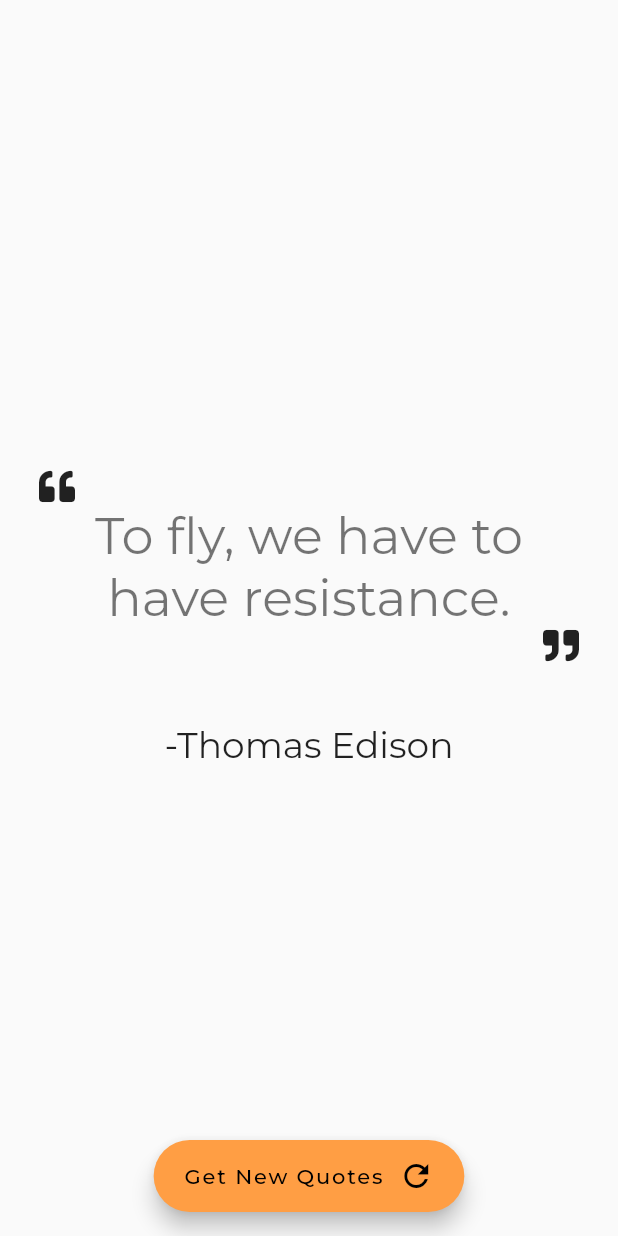
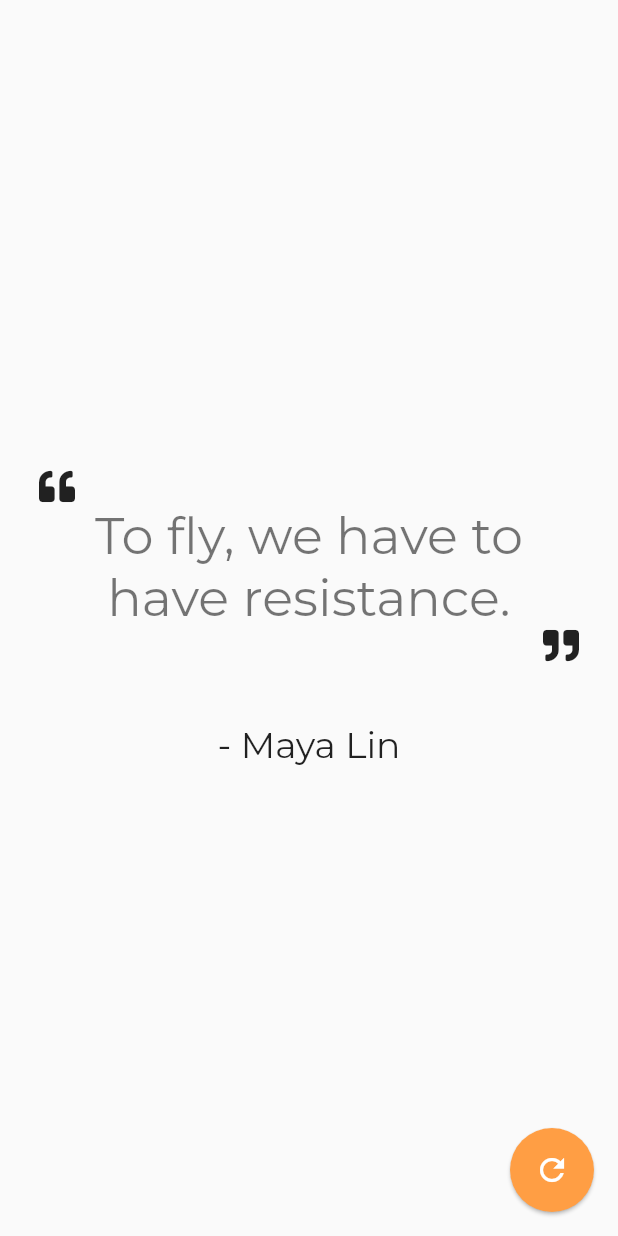
Before and after one commit to peanu77/umatter, a Flutter app: the QuotesPage screen opened directly, on a phone screen of 412 x 824 dp. Run offline on Flutter 3.47's test engine with Material 2 defaults, Android fonts, the phone set to English and light mode, and no system bars; our stand-ins replace audioplayers, cloud_firestore, email_validator, firebase_auth, firebase_core, flutter_svg and 9 more; accounts and stored records are empty.

```diff
--- a/lib/views/quotes_page/quotes_info.dart
+++ b/lib/views/quotes_page/quotes_info.dart
@@ -7,9 +7,7 @@ class QuotesInfoPage {
   });
 
   QuotesInfoPage.fromJson(Map<String, dynamic> json) {
-    text:
     json['text'];
-    author:
     json['author'];
   }
 }
--- a/lib/views/quotes_page/quotes_page.dart
+++ b/lib/views/quotes_page/quotes_page.dart
@@ -1,11 +1,8 @@
 import 'dart:convert';
-
 import 'package:flutter/material.dart';
 import 'package:font_awesome_flutter/font_awesome_flutter.dart';
-
 import 'dart:math';
-
-import '../home_page/my_diary/page/constant/diary_constant.dart';
+import 'package:umatter/views/home_page/my_diary/page/constant/diary_constant.dart';
 
 class QuotesPage extends StatefulWidget {
   const QuotesPage({Key? key}) : super(key: key);
@@ -43,6 +40,7 @@ class _QuotesPageState extends State<QuotesPage> {
                     ),
                     Padding(
                       padding: const EdgeInsets.symmetric(horizontal: 25.0),
+                      // Quotes
                       child: Text(
                         jsonData[randomData(jsonData)]['text'],
                         textAlign: TextAlign.center,
@@ -58,36 +56,25 @@ class _QuotesPageState extends State<QuotesPage> {
                       height: 40.0,
                     ),
                     Text(
-                        "-" + jsonData[index]['author'],
+                      // Author
+                      "- " + jsonData[randomData(jsonData)]['author'],
                       style: Theme.of(context).textTheme.headline5,
                     ),
                   ],
                 ),
               );
-              });
+            },
+          );
         }),
       ),
-      floatingActionButton: FloatingActionButton.extended(
-        backgroundColor: kPrimaryFrmColor,
+      floatingActionButton: FloatingActionButton(
         onPressed: () async {
           setState(() {});
         },
-        tooltip: "Display new quotes",
-        label: Row(children: const [
-          Text(
-            'Get New Quotes',
-            style: TextStyle(color: Colors.black),
+        child: const Icon(Icons.refresh),
+        backgroundColor: kPrimaryFrmColor,
+        elevation: 1.0,
       ),
-          SizedBox(
-            width: 10.0,
-          ),
-          Icon(
-            Icons.refresh,
-            color: Colors.black,
-          ),
-        ]),
-      ),
-      floatingActionButtonLocation: FloatingActionButtonLocation.centerFloat,
     );
   }
 
@@ -99,6 +86,7 @@ class _QuotesPageState extends State<QuotesPage> {
     for (var i = 0; i < jsonData.length; i++) {
       randomNum = rand.nextInt(jsonData.length);
     }
+    // print(randomNum);
     return randomNum;
   }
 }
```
Lines whose indentation alone changed are shown as unchanged.
